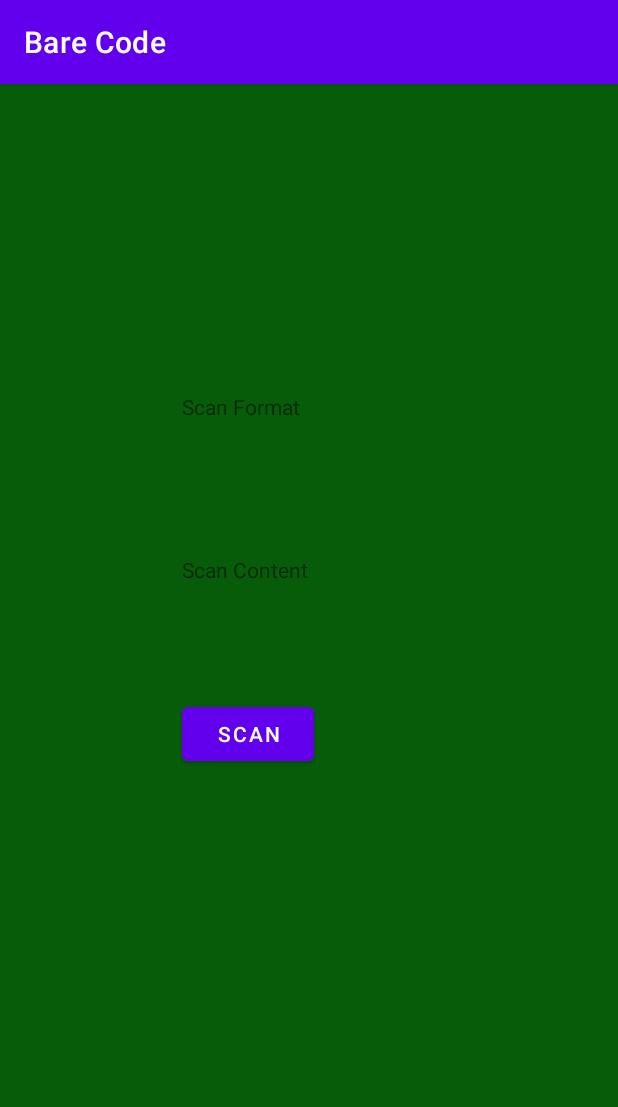
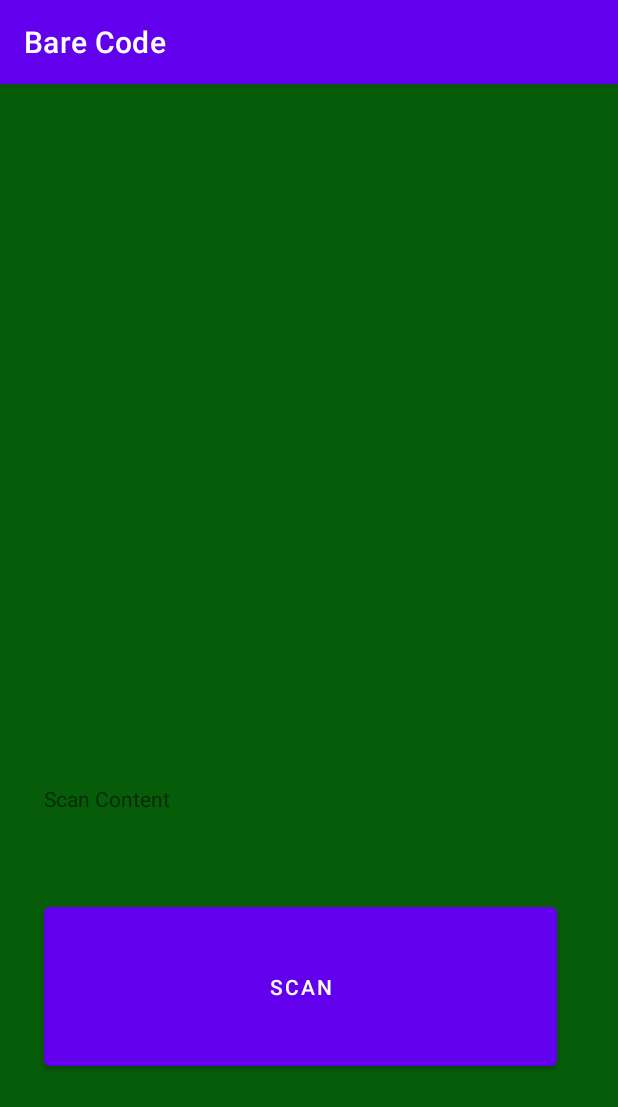
Before and after one commit to georgec252a/CodeBareCSV, an Android app: the screen it shows after launch (Scanner_zxing), on a phone screen of 412 x 824 dp. Shown: the top 1107 px of the screen. Run offline under Robolectric (Android 15) with nearby library versions, the phone set to English and light mode, and no system bars; libraries missing offline, so code that uses them is left out: com.google.zxing.integration.

Commit message:
EVO: 2
Adaugare functie de cautare in csv

```diff
--- a/app/src/main/java/com/DSIRO/BareCode/Scanner_zxing.java
+++ b/app/src/main/java/com/DSIRO/BareCode/Scanner_zxing.java
@@ -118,7 +118,7 @@ public class Scanner_zxing extends AppCompatActivity implements View.OnClickList
 
                 layout.setBackgroundResource(R.color.red);
                 alertaText.setVisibility(View.VISIBLE);
-                alertaText.setText("NU SE TRIMITE”");
+                alertaText.setText("NU SE TRIMITE");
 
             } else if (isPresent) {
 
@@ -157,7 +157,7 @@ public class Scanner_zxing extends AppCompatActivity implements View.OnClickList
                             startActivity(intent);
                             pref = getSharedPreferences("sharedPref", Context.MODE_PRIVATE);
                             editor = pref.edit();
-                            if (resultScan != null) {
+                            if (resultScan != null && resultScan.length()>=30) {
                                 Scanner_zxing.cod_scanat_bon_piking = resultScan;
                                 editor.putString("cod_scanat_bon_piking", resultScan);
 
@@ -244,23 +244,26 @@ public class Scanner_zxing extends AppCompatActivity implements View.OnClickList
                 messageText.setText(intentResult.getContents());
                 messageFormat.setText(intentResult.getFormatName());
 //                resultScan = intentResult.getContents();
-                resultScan = intentResult.getContents().substring(16,32);
+                if(intentResult.getContents().length()>31) {
+                    resultScan = intentResult.getContents().substring(16, 32);
+
 
 //                String fisierStr="/sdcard/Download/Dacia/BareCode/ABC.csv";
-                String fisierStr="/sdcard/Download/Dacia/BareCode/DB_codes.txt";
-                String deCautat=resultScan;
+                    String fisierStr = "/sdcard/Download/Dacia/BareCode/DB_codes.txt";
+                    String deCautat = resultScan;
 
-                if(isCodeinCSV(fisierStr,deCautat)) {
-                    isPresent = true;
+                    if (isCodeinCSV(fisierStr, deCautat)) {
+                        isPresent = true;
 
-                   // editor.putString("culoare_background", "red");
+                        // editor.putString("culoare_background", "red");
+                    } else {
+                        isPresent = false;
+                        // editor.putString("culoare_background", "green");
+                    }
+                    scanareOK = true;
                 }
-                else{
-                    isPresent = false;
-                   // editor.putString("culoare_background", "green");
-                }
-                scanareOK=true;
-
+                else
+                    resultScan=intentResult.getContents();
 
 
             }
--- a/app/src/main/res/layout/activity_scanner_zxing.xml
+++ b/app/src/main/res/layout/activity_scanner_zxing.xml
@@ -9,12 +9,15 @@
 
     <Button
         android:id="@+id/scan_button"
-        android:layout_width="wrap_content"
-        android:layout_height="wrap_content"
+        android:layout_width="342dp"
+        android:layout_height="118dp"
         android:layout_centerHorizontal="true"
-        android:layout_marginTop="76dp"
+        android:layout_marginBottom="88dp"
         android:text="@string/scan"
-        app:layout_constraintStart_toStartOf="@+id/scan_content"
+        app:layout_constraintBottom_toBottomOf="parent"
+        app:layout_constraintEnd_toEndOf="parent"
+        app:layout_constraintHorizontal_bias="0.42"
+        app:layout_constraintStart_toStartOf="parent"
         app:layout_constraintTop_toBottomOf="@+id/scan_content" />
 
     <TextView
@@ -23,22 +26,28 @@
         android:layout_height="wrap_content"
         android:layout_below="@id/scan_button"
         android:layout_centerHorizontal="true"
-        android:layout_marginTop="205dp"
+        android:layout_marginTop="264dp"
         android:text="Scan Format"
         android:textIsSelectable="true"
+        android:visibility="invisible"
         app:layout_constraintStart_toStartOf="@+id/scan_content"
         app:layout_constraintTop_toTopOf="parent" />
 
     <TextView
         android:id="@+id/scan_content"
-        android:layout_width="wrap_content"
-        android:layout_height="wrap_content"
+        android:layout_width="0dp"
+        android:layout_height="35dp"
         android:layout_below="@id/scan_format"
         android:layout_centerHorizontal="true"
-        android:layout_marginStart="121dp"
-        android:layout_marginTop="89dp"
+        android:layout_marginStart="29dp"
+        android:layout_marginTop="164dp"
+        android:layout_marginEnd="29dp"
+        android:layout_marginBottom="21dp"
         android:text="Scan Content"
         android:textIsSelectable="true"
+        app:layout_constraintBottom_toTopOf="@+id/scan_button"
+        app:layout_constraintEnd_toEndOf="@+id/alerta_text"
+        app:layout_constraintHorizontal_bias="0.0"
         app:layout_constraintStart_toStartOf="parent"
         app:layout_constraintTop_toBottomOf="@+id/scan_format" />
 
@@ -47,19 +56,29 @@
         android:layout_width="0dp"
         android:layout_height="wrap_content"
         android:layout_marginEnd="69dp"
+        android:layout_marginBottom="274dp"
         android:text="OK"
         android:visibility="invisible"
-        app:layout_constraintBaseline_toBaselineOf="@+id/scan_button"
-        app:layout_constraintEnd_toEndOf="parent" />
+        app:layout_constraintBottom_toBottomOf="parent"
+        app:layout_constraintEnd_toEndOf="parent"
+        app:layout_constraintTop_toBottomOf="@+id/alerta_text" />
 
     <TextView
         android:id="@+id/alerta_text"
-        android:layout_width="324dp"
-        android:layout_height="71dp"
+        android:layout_width="0dp"
+        android:layout_height="wrap_content"
+        android:layout_marginStart="42dp"
+        android:layout_marginTop="83dp"
+        android:layout_marginEnd="42dp"
+        android:layout_marginBottom="315dp"
         android:text="TextView"
-        android:textSize="34sp"
+        android:textSize="48sp"
+        android:textStyle="bold"
         android:visibility="invisible"
-        tools:layout_editor_absoluteX="42dp"
-        tools:layout_editor_absoluteY="83dp" />
+        app:layout_constraintBottom_toTopOf="@+id/scan_button"
+        app:layout_constraintEnd_toEndOf="parent"
+        app:layout_constraintHorizontal_bias="0.52"
+        app:layout_constraintStart_toStartOf="parent"
+        app:layout_constraintTop_toTopOf="parent" />
 
 </androidx.constraintlayout.widget.ConstraintLayout>
```
